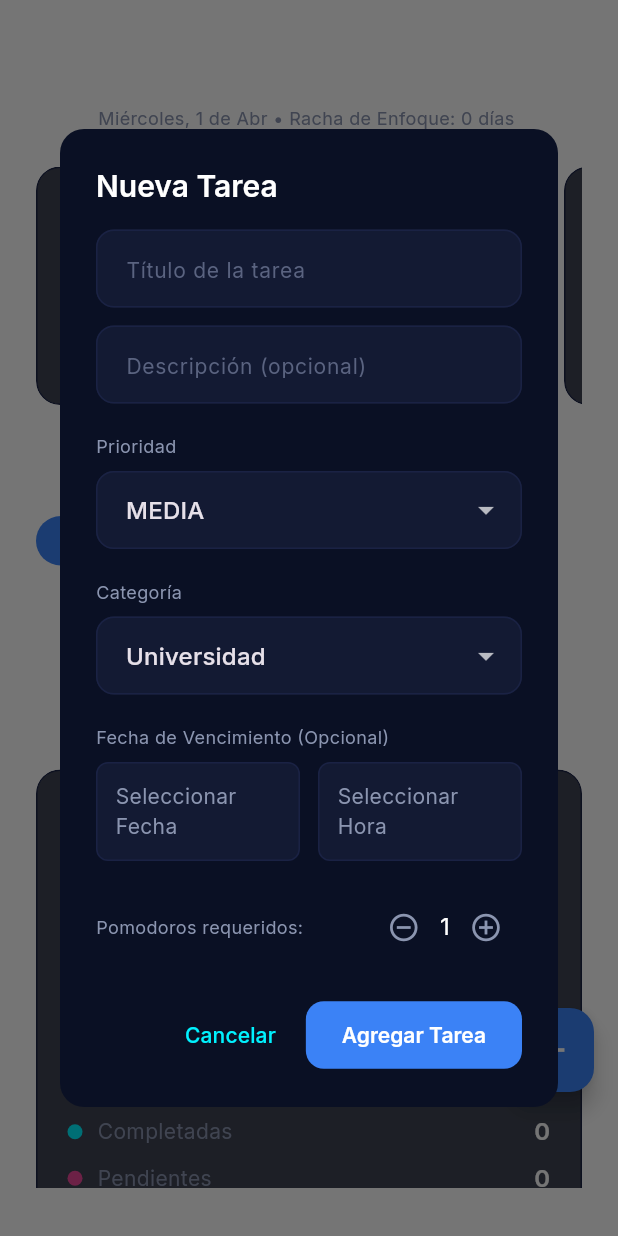
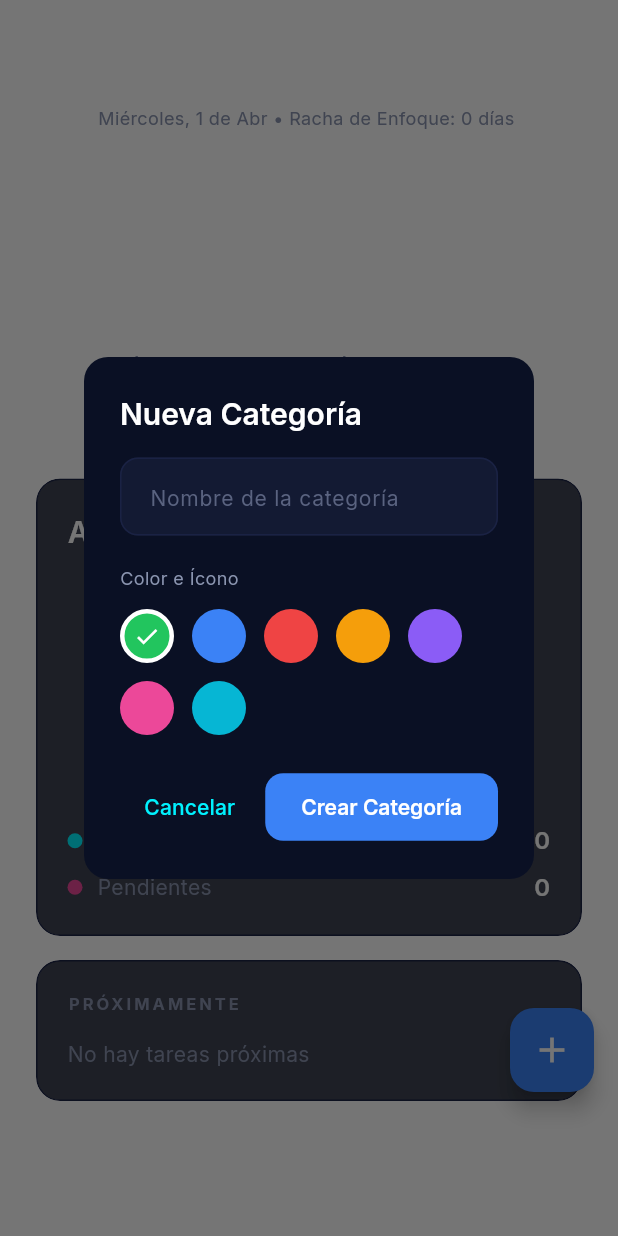
Before and after one commit to FilthyGOD/Hyro-Application, a Flutter app: the TasksScreen screen opened directly, after a tap on the "add" icon, on a phone screen of 412 x 824 dp. Run offline on Flutter 3.47's test engine with Material 3 defaults, Android fonts, the phone set to English and light mode, and no system bars; our stand-ins replace app_links, equatable, flutter_bloc, google_fonts, google_sign_in, hive and 5 more; missing offline and left inert: window_manager, windows_single_instance; accounts and stored records are empty; generated files the repository leaves out were written again; network calls fail; statements that could not run were skipped.

Commit message:
se cambio la pantalla de tareas, para un mejor manejo de ellas (fase 1) solo agrega categorias con sus actvidades pero con errores aun.

```diff
--- a/hyro_app/lib/app.dart
+++ b/hyro_app/lib/app.dart
@@ -15,6 +15,7 @@ import 'features/stats/stats_provider.dart';
 import 'features/mascot/mascot_controller.dart';
 import 'features/settings/settings_provider.dart';
 import 'features/missions/missions_provider.dart';
+import 'features/categories/category_provider.dart';
 import 'providers/ui_provider.dart';
 import 'providers/profile_provider.dart';
 import 'providers/shop_provider.dart';
@@ -41,6 +42,7 @@ class HyroApp extends StatelessWidget {
         ChangeNotifierProvider(create: (_) => MascotController()),
         ChangeNotifierProvider(create: (_) => SettingsProvider()),
         ChangeNotifierProvider(create: (_) => UiProvider()),
+        ChangeNotifierProvider(create: (_) => CategoryProvider()),
         ChangeNotifierProvider(create: (_) => ProfileProvider(isar)),
         ChangeNotifierProvider(create: (_) => ShopProvider(isar)),
         ChangeNotifierProxyProvider<ProfileProvider, MissionsProvider>(
--- /dev/null
+++ b/hyro_app/lib/data/models/category_model.dart
@@ -0,0 +1,32 @@
+import 'package:hive/hive.dart';
+
+part 'category_model.g.dart';
+
+@HiveType(typeId: 3)
+class CategoryModel extends HiveObject {
+  @HiveField(0)
+  final String id;
+
+  @HiveField(1)
+  String name;
+
+  @HiveField(2)
+  int colorValue;
+
+  CategoryModel({
+    required this.id,
+    required this.name,
+    this.colorValue = 0xFF22C55E, // Default green
+  });
+
+  CategoryModel copyWith({
+    String? name,
+    int? colorValue,
+  }) {
+    return CategoryModel(
+      id: id,
+      name: name ?? this.name,
+      colorValue: colorValue ?? this.colorValue,
+    );
+  }
+}
--- a/hyro_app/lib/features/tasks/tasks_screen.dart
+++ b/hyro_app/lib/features/tasks/tasks_screen.dart
@@ -9,6 +9,8 @@ import '../../data/models/task_model.dart';
 import 'tasks_provider.dart';
 import '../stats/stats_provider.dart';
 import '../../providers/ui_provider.dart';
+import '../categories/category_provider.dart';
+import '../../data/models/category_model.dart';
 
 class TasksScreen extends StatefulWidget {
   const TasksScreen({super.key});
@@ -18,11 +20,7 @@ class TasksScreen extends StatefulWidget {
 }
 
 class _TasksScreenState extends State<TasksScreen> {
-  int _selectedFilter = 0; // 0=All, 1=Pending, 2=Completed
-
   // ── Demo data ──
-  // ── Demo data ──
-
   // ── Categories will be dynamic ──
 
   @override
@@ -36,7 +34,7 @@ class _TasksScreenState extends State<TasksScreen> {
               bottom: ui.isMusicBarVisible ? 80 : 0,
             ),
             child: FloatingActionButton(
-              onPressed: _showAddTaskDialog,
+              onPressed: _showAddCategoryDialog,
               backgroundColor: AppColors.timerColor,
               foregroundColor: Colors.white,
               shape: RoundedRectangleBorder(
@@ -106,11 +104,11 @@ class _TasksScreenState extends State<TasksScreen> {
         // ── Category Cards ──
         _buildCategoryCards(),
         const SizedBox(height: 32),
-        // ── Today's Focus + Filters ──
-        _buildTodaysFocusHeader(),
+        // ── Categories Header ──
+        _buildCategoriesHeader(),
         const SizedBox(height: 16),
-        // ── Task List ──
-        _buildTaskList(),
+        // ── Categories List ──
+        _buildCategoryList(),
       ],
     );
   }
@@ -184,63 +182,29 @@ class _TasksScreenState extends State<TasksScreen> {
   }
 
   Widget _buildCategoryCards() {
-    return Consumer<TaskProvider>(
-      builder: (context, provider, child) {
-        final tasks = provider.tasks;
-        final pendingUniversity =
-            tasks
-                .where((t) => t.category == 'Universidad' && !t.isCompleted)
-                .length;
-        final pendingPersonal =
-            tasks
-                .where((t) => t.category == 'Personal' && !t.isCompleted)
-                .length;
-        final pendingWork =
-            tasks
-                .where((t) => t.category == 'Trabajo' && !t.isCompleted)
-                .length;
-
-        final totalUniversity =
-            tasks.where((t) => t.category == 'Universidad').length;
-        final totalPersonal =
-            tasks.where((t) => t.category == 'Personal').length;
-        final totalWork = tasks.where((t) => t.category == 'Trabajo').length;
-
-        final categoriesData = [
-          _CategoryData(
-            name: 'Universidad',
-            icon: Icons.school_rounded,
-            pending: pendingUniversity,
-            total: totalUniversity,
-            color: AppColors.primary,
-          ),
-          _CategoryData(
-            name: 'Personal',
-            icon: Icons.person_rounded,
-            pending: pendingPersonal,
-            total: totalPersonal,
-            color: const Color(0xFFEC4899),
-          ),
-          _CategoryData(
-            name: 'Trabajo',
-            icon: Icons.work_rounded,
-            pending: pendingWork,
-            total: totalWork,
-            color: const Color(0xFF22C55E),
-          ),
-        ];
+    return Consumer2<CategoryProvider, TaskProvider>(
+      builder: (context, categoryProvider, taskProvider, child) {
+        final categories = categoryProvider.categories;
+        if (categories.isEmpty) return const SizedBox.shrink();
 
         return SingleChildScrollView(
           scrollDirection: Axis.horizontal,
           physics: const BouncingScrollPhysics(),
           child: Row(
-            children:
-                categoriesData.map((cat) {
+            children: categories.map((cat) {
+              final tasks = taskProvider.tasks.where((t) => t.category == cat.name);
+              final pending = tasks.where((t) => !t.isCompleted).length;
+              final total = tasks.length;
+
               return Padding(
                 padding: const EdgeInsets.only(right: 16),
                 child: SizedBox(
                   width: 160,
-                      child: _CategoryCard(data: cat),
+                  child: _CategoryCard(
+                    category: cat,
+                    pending: pending,
+                    total: total,
+                  ),
                 ),
               );
             }).toList(),
@@ -250,86 +214,31 @@ class _TasksScreenState extends State<TasksScreen> {
     );
   }
 
-  Widget _buildTodaysFocusHeader() {
-    final filters = ['Todas', 'Pendientes', 'Completadas'];
+  Widget _buildCategoriesHeader() {
     return LayoutBuilder(
       builder: (context, constraints) {
         return Column(
           crossAxisAlignment: CrossAxisAlignment.start,
           children: [
-            Text("Enfoque de Hoy", style: AppTypography.h3),
+            Text("Tus Categorías", style: AppTypography.h3),
             const SizedBox(height: 12),
-            SingleChildScrollView(
-              scrollDirection: Axis.horizontal,
-              child: Row(
-                children:
-                    filters.asMap().entries.map((entry) {
-                      final isSelected = _selectedFilter == entry.key;
-                      return Padding(
-                        padding: const EdgeInsets.only(right: 8),
-                        child: GestureDetector(
-                          onTap: () => setState(() => _selectedFilter = entry.key),
-                          child: Container(
-                            padding: const EdgeInsets.symmetric(
-                              horizontal: 16,
-                              vertical: 8,
-                            ),
-                            decoration: BoxDecoration(
-                              color:
-                                  isSelected
-                                      ? AppColors.timerColor
-                                      : AppColors.surfaceLight,
-                              borderRadius: BorderRadius.circular(20),
-                              border:
-                                  isSelected
-                                      ? null
-                                      : Border.all(color: AppColors.cardBorder),
-                            ),
-                            child: Text(
-                              entry.value,
-                              style: AppTypography.bodySmall.copyWith(
-                                color:
-                                    isSelected
-                                        ? Colors.white
-                                        : AppColors.textSecondary,
-                                fontWeight:
-                                    isSelected ? FontWeight.w600 : FontWeight.w400,
-                              ),
-                            ),
-                          ),
-                        ),
-                      );
-                    }).toList(),
-              ),
-            ),
           ],
         );
       },
     );
   }
 
-  Widget _buildTaskList() {
-    return Consumer<TaskProvider>(
-      builder: (context, provider, child) {
-        if (provider.isLoading) {
-          return const Center(child: CircularProgressIndicator());
-        }
+  Widget _buildCategoryList() {
+    return Consumer2<CategoryProvider, TaskProvider>(
+      builder: (context, categoryProvider, taskProvider, child) {
+        final categories = categoryProvider.categories;
 
-        var tasks = provider.tasks;
-
-        // Apply filter
-        if (_selectedFilter == 1) {
-          tasks = tasks.where((t) => !t.isCompleted).toList();
-        } else if (_selectedFilter == 2) {
-          tasks = tasks.where((t) => t.isCompleted).toList();
-        }
-
-        if (tasks.isEmpty) {
+        if (categories.isEmpty) {
           return Padding(
             padding: const EdgeInsets.symmetric(vertical: 32),
             child: Center(
               child: Text(
-                'No se encontraron tareas con este filtro.',
+                'Aún no hay categorías. ¡Crea una!',
                 style: AppTypography.bodyLarge.copyWith(
                   color: AppColors.textSecondary,
                 ),
@@ -339,7 +248,14 @@ class _TasksScreenState extends State<TasksScreen> {
         }
 
         return Column(
-          children: tasks.map((task) => _TaskTile(task: task)).toList(),
+          children: categories.map((cat) {
+            final catTasks = taskProvider.tasks.where((t) => t.category == cat.name).toList();
+            return _CategoryListTile(
+              category: cat,
+              tasks: catTasks,
+              onAddTask: () => _showAddTaskDialog(initialCategory: cat.name),
+            );
+          }).toList(),
         );
       },
     );
@@ -527,13 +443,109 @@ class _TasksScreenState extends State<TasksScreen> {
     return '';
   }
 
-  // ── Dialog ──
-  void _showAddTaskDialog() {
+  // ── Dialogs ──
+  void _showAddCategoryDialog() {
+    final titleController = TextEditingController();
+    int selectedColor = 0xFF22C55E; // Default Green
+
+    final colors = [
+      0xFF22C55E, // Green
+      0xFF3B82F6, // Blue
+      0xFFEF4444, // Red
+      0xFFF59E0B, // Orange
+      0xFF8B5CF6, // Purple
+      0xFFEC4899, // Pink
+      0xFF06B6D4, // Cyan
+    ];
+
+    showDialog(
+      context: context,
+      builder: (ctx) {
+        return StatefulBuilder(
+          builder: (context, setDialogState) {
+            return AlertDialog(
+              backgroundColor: AppColors.surface,
+              shape: RoundedRectangleBorder(
+                borderRadius: BorderRadius.circular(16),
+              ),
+              title: Text('Nueva Categoría', style: AppTypography.h3),
+              content: SingleChildScrollView(
+                child: Column(
+                  mainAxisSize: MainAxisSize.min,
+                  crossAxisAlignment: CrossAxisAlignment.start,
+                  children: [
+                    TextField(
+                      controller: titleController,
+                      decoration: const InputDecoration(
+                        hintText: 'Nombre de la categoría',
+                      ),
+                      style: AppTypography.bodyLarge,
+                    ),
+                    const SizedBox(height: 20),
+                    Text('Color e Ícono', style: AppTypography.bodySmall),
+                    const SizedBox(height: 12),
+                    Wrap(
+                      spacing: 12,
+                      runSpacing: 12,
+                      children: colors.map((c) {
+                        final isSelected = selectedColor == c;
+                        return GestureDetector(
+                          onTap: () => setDialogState(() => selectedColor = c),
+                          child: Container(
+                            width: 36,
+                            height: 36,
+                            decoration: BoxDecoration(
+                              color: Color(c),
+                              shape: BoxShape.circle,
+                              border: isSelected
+                                  ? Border.all(color: Colors.white, width: 3)
+                                  : null,
+                            ),
+                            child: isSelected
+                                ? const Icon(Icons.check,
+                                    size: 18, color: Colors.white)
+                                : null,
+                          ),
+                        );
+                      }).toList(),
+                    ),
+                  ],
+                ),
+              ),
+              actions: [
+                TextButton(
+                  onPressed: () => Navigator.pop(ctx),
+                  child: const Text('Cancelar'),
+                ),
+                ElevatedButton(
+                  onPressed: () {
+                    final title = titleController.text.trim();
+                    if (title.isEmpty) return;
+
+                    final cat = CategoryModel(
+                      id: const Uuid().v4(),
+                      name: title,
+                      colorValue: selectedColor,
+                    );
+
+                    context.read<CategoryProvider>().addCategory(cat);
+                    Navigator.pop(ctx);
+                  },
+                  child: const Text('Crear Categoría'),
+                ),
+              ],
+            );
+          },
+        );
+      },
+    );
+  }
+
+  void _showAddTaskDialog({required String initialCategory}) {
     final titleController = TextEditingController();
     final descriptionController = TextEditingController();
     String selectedPriority = 'MEDIA';
     int pomodorosTarget = 1;
-    String? selectedCategory = 'Universidad';
     DateTime? selectedDueDate;
     TimeOfDay? selectedDueTime;
 
@@ -572,7 +584,7 @@ class _TasksScreenState extends State<TasksScreen> {
                     Text('Prioridad', style: AppTypography.bodySmall),
                     const SizedBox(height: 8),
                     DropdownButtonFormField<String>(
-                      initialValue: selectedPriority,
+                      value: selectedPriority,
                       dropdownColor: AppColors.surfaceLight,
                       items:
                           ['ALTA PRIORIDAD', 'MEDIA', 'BAJA'].map((p) {
@@ -581,22 +593,6 @@ class _TasksScreenState extends State<TasksScreen> {
                       onChanged: (val) {
                         if (val != null) {
                           setDialogState(() => selectedPriority = val);
-                        }
-                      },
-                    ),
-                    const SizedBox(height: 20),
-                    Text('Categoría', style: AppTypography.bodySmall),
-                    const SizedBox(height: 8),
-                    DropdownButtonFormField<String>(
-                      initialValue: selectedCategory,
-                      dropdownColor: AppColors.surfaceLight,
-                      items:
-                          ['Universidad', 'Personal', 'Trabajo'].map((c) {
-                            return DropdownMenuItem(value: c, child: Text(c));
-                          }).toList(),
-                      onChanged: (val) {
-                        if (val != null) {
-                          setDialogState(() => selectedCategory = val);
                         }
                       },
                     ),
@@ -746,7 +742,7 @@ class _TasksScreenState extends State<TasksScreen> {
                       id: const Uuid().v4(),
                       title: title,
                       description: descriptionController.text.trim(),
-                      category: selectedCategory,
+                      category: initialCategory,
                       priority: selectedPriority,
                       priorityColorValue: colorValue,
                       pomodorosTarget: pomodorosTarget,
@@ -771,13 +767,114 @@ class _TasksScreenState extends State<TasksScreen> {
 // PRIVATE WIDGETS
 // ═══════════════════════════════════════════════════
 
-// ── Category Card ──
-class _CategoryCard extends StatelessWidget {
-  final _CategoryData data;
-  const _CategoryCard({required this.data});
+// ── Category List Tile ──
+class _CategoryListTile extends StatelessWidget {
+  final CategoryModel category;
+  final List<TaskModel> tasks;
+  final VoidCallback onAddTask;
+
+  const _CategoryListTile({
+    required this.category,
+    required this.tasks,
+    required this.onAddTask,
+  });
 
   @override
   Widget build(BuildContext context) {
+    final pendingCount = tasks.where((t) => !t.isCompleted).length;
+    final color = Color(category.colorValue);
+
+    return Padding(
+      padding: const EdgeInsets.only(bottom: 16),
+      child: GlassCard(
+        padding: const EdgeInsets.all(0),
+        child: Theme(
+          data: Theme.of(context).copyWith(dividerColor: Colors.transparent),
+          child: ExpansionTile(
+            collapsedIconColor: AppColors.textSecondary,
+            iconColor: color,
+            title: Row(
+              children: [
+                Container(
+                  width: 32,
+                  height: 32,
+                  decoration: BoxDecoration(
+                    color: color.withValues(alpha: 0.3),
+                    shape: BoxShape.circle,
+                  ),
+                  child: Center(
+                    child: Text(
+                      category.name.isNotEmpty ? category.name[0].toUpperCase() : 'C',
+                      style: TextStyle(color: color, fontWeight: FontWeight.bold),
+                    ),
+                  ),
+                ),
+                const SizedBox(width: 12),
+                Expanded(
+                  child: Text(
+                    category.name,
+                    style: AppTypography.labelLarge.copyWith(fontSize: 16),
+                  ),
+                ),
+                Text(
+                  '$pendingCount PENDIENTES',
+                  style: AppTypography.labelSmall.copyWith(color: AppColors.textSecondary),
+                ),
+              ],
+            ),
+            children: [
+              Padding(
+                padding: const EdgeInsets.symmetric(horizontal: 16, vertical: 8),
+                child: Column(
+                  children: [
+                    if (tasks.isEmpty)
+                      Padding(
+                        padding: const EdgeInsets.symmetric(vertical: 8),
+                        child: Text('Aún no hay tareas', style: AppTypography.bodySmall),
+                      )
+                    else
+                      ...tasks.map((t) => _TaskTile(task: t)),
+                    const SizedBox(height: 8),
+                    SizedBox(
+                      width: double.infinity,
+                      child: TextButton.icon(
+                        icon: const Icon(Icons.add, size: 18),
+                        label: const Text('Agregar Tarea'),
+                        style: TextButton.styleFrom(
+                          foregroundColor: color,
+                          alignment: Alignment.centerLeft,
+                          padding: const EdgeInsets.symmetric(vertical: 12),
+                        ),
+                        onPressed: onAddTask,
+                      ),
+                    ),
+                  ],
+                ),
+              ),
+            ],
+          ),
+        ),
+      ),
+    );
+  }
+}
+
+// ── Category Card ──
+class _CategoryCard extends StatelessWidget {
+  final CategoryModel category;
+  final int pending;
+  final int total;
+
+  const _CategoryCard({
+    required this.category,
+    required this.pending,
+    required this.total,
+  });
+
+  @override
+  Widget build(BuildContext context) {
+    final color = Color(category.colorValue);
+
     return GlassCard(
       padding: const EdgeInsets.all(16),
       child: Column(
@@ -790,22 +887,29 @@ class _CategoryCard extends StatelessWidget {
                 width: 40,
                 height: 40,
                 decoration: BoxDecoration(
-                  color: data.color.withAlpha(30),
+                  color: color.withAlpha(30),
                   borderRadius: BorderRadius.circular(10),
                 ),
-                child: Icon(data.icon, color: data.color, size: 22),
+                child: Center(
+                  child: Text(
+                    category.name.isNotEmpty ? category.name[0].toUpperCase() : 'C',
+                    style: TextStyle(color: color, fontSize: 20, fontWeight: FontWeight.bold),
+                  ),
+                ),
               ),
               Icon(Icons.more_horiz, color: AppColors.textTertiary, size: 20),
             ],
           ),
           const SizedBox(height: 16),
           Text(
-            data.name,
+            category.name,
             style: AppTypography.labelLarge.copyWith(fontSize: 15),
+            maxLines: 1,
+            overflow: TextOverflow.ellipsis,
           ),
           const SizedBox(height: 4),
           Text(
-            '${data.pending} TAREAS PENDIENTES',
+            '$pending TAREAS PENDIENTES',
             style: AppTypography.labelSmall.copyWith(fontSize: 10),
           ),
           const SizedBox(height: 12),
@@ -813,13 +917,10 @@ class _CategoryCard extends StatelessWidget {
           ClipRRect(
             borderRadius: BorderRadius.circular(4),
             child: LinearProgressIndicator(
-              value:
-                  data.total == 0
-                      ? 0.0
-                      : ((data.total - data.pending) / data.total),
+              value: total == 0 ? 0.0 : ((total - pending) / total),
               minHeight: 4,
               backgroundColor: AppColors.surfaceLight,
-              valueColor: AlwaysStoppedAnimation<Color>(data.color),
+              valueColor: AlwaysStoppedAnimation<Color>(color),
             ),
           ),
         ],
@@ -1081,19 +1182,3 @@ class _DonutChartPainter extends CustomPainter {
   @override
   bool shouldRepaint(covariant CustomPainter oldDelegate) => false;
 }
-
-class _CategoryData {
-  final String name;
-  final IconData icon;
-  final int pending;
-  final int total;
-  final Color color;
-
-  _CategoryData({
-    required this.name,
-    required this.icon,
-    required this.pending,
-    required this.total,
-    required this.color,
-  });
-}
--- a/hyro_app/lib/main.dart
+++ b/hyro_app/lib/main.dart
@@ -5,6 +5,7 @@ import 'package:rive/rive.dart';
 import 'app.dart';
 import 'data/models/task_model.dart';
 import 'data/models/daily_stats.dart';
+import 'data/models/category_model.dart';
 import 'package:isar/isar.dart';
 import 'package:path_provider/path_provider.dart';
 import 'models/user_profile.dart';
@@ -71,9 +72,11 @@ void main(List<String> args) async {
   await Hive.initFlutter();
   Hive.registerAdapter(TaskModelAdapter());
   Hive.registerAdapter(DailyStatsAdapter());
+  Hive.registerAdapter(CategoryModelAdapter());
 
   await Hive.openBox<TaskModel>('tasksBox');
   await Hive.openBox<DailyStats>('statsBox');
+  await Hive.openBox<CategoryModel>('categoriesBox');
 
   final dir = await getApplicationDocumentsDirectory();
   final isar = await Isar.open([UserProfileSchema], directory: dir.path);
```
Also changed, not shown: hyro_app/lib/features/categories/category_provider.dart (added, +40 -0 lines), hyro_app/lib/data/models/category_model.g.dart (added), hyro_app/lib/models/user_profile.g.dart. Lines whose indentation alone changed are shown as unchanged.
